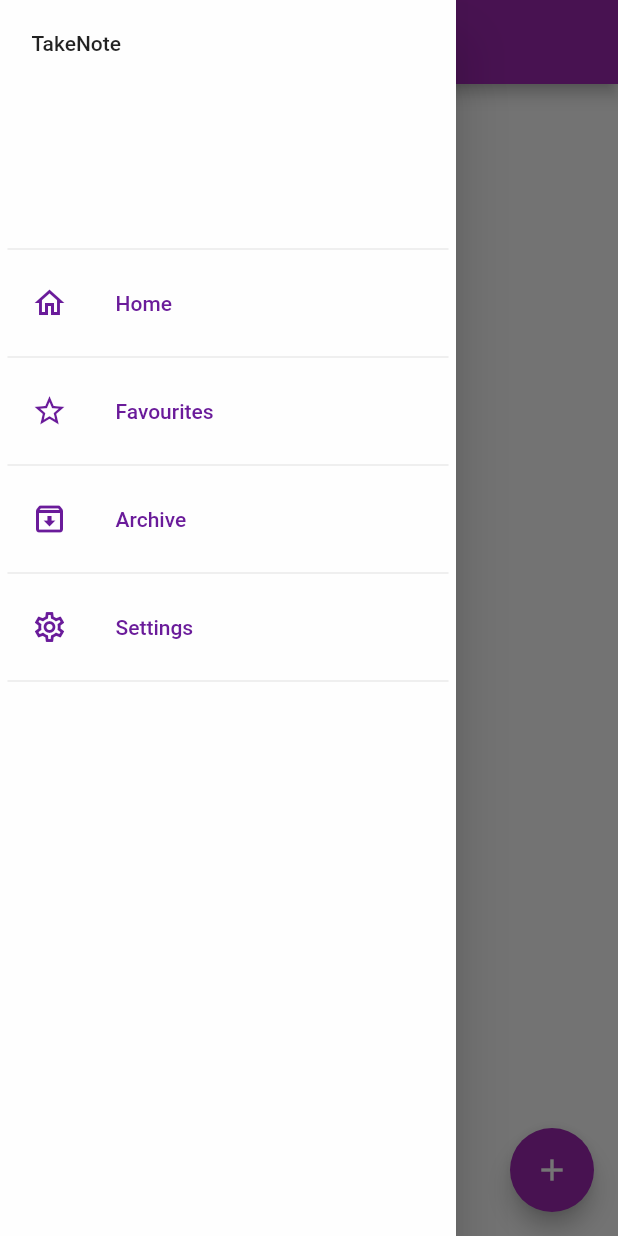
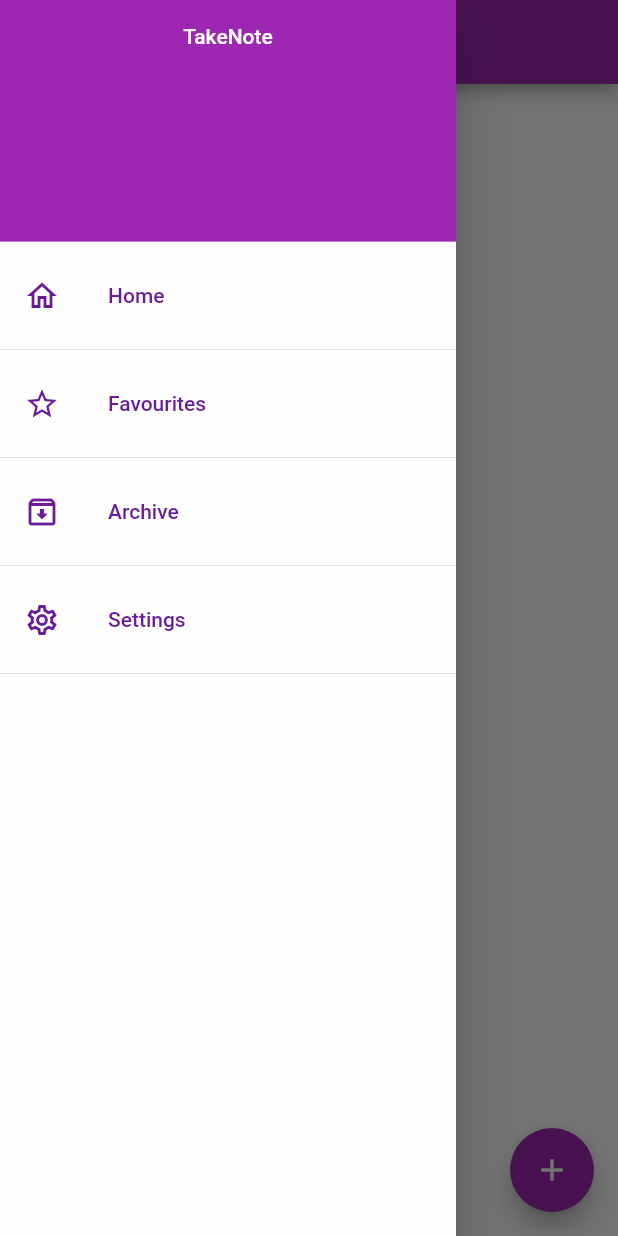
Before and after one commit to grace-ful/TakeNote, a Flutter app: the screen it shows after launch, with the side drawer open, on a phone screen of 412 x 824 dp. Run offline on Flutter 3.47's test engine with Material 2 defaults, Android fonts, the phone set to English and light mode, and no system bars.

Commit message:
added drawer header color

```diff
--- a/take_note/lib/main.dart
+++ b/take_note/lib/main.dart
@@ -133,10 +133,18 @@ class _HomePageState extends State<HomePage> {
         child: Container(
           color: Colors.white70,
           child: ListView(
-            padding: EdgeInsets.all(5.0),
+            padding: EdgeInsets.zero,
             children: <Widget>[
               DrawerHeader(
-                child: Text('TakeNote'),
+                decoration: BoxDecoration(
+                  color: Colors.purple,
+                ),
+                child: Text('TakeNote',
+                textAlign: TextAlign.center,
+                style: TextStyle(
+                    color: Colors.white,
+                ),
+        ),
               ),
               ListTile(
                 leading: Icon(Icons.home_outlined, color: Colors.purple[800],),
```
